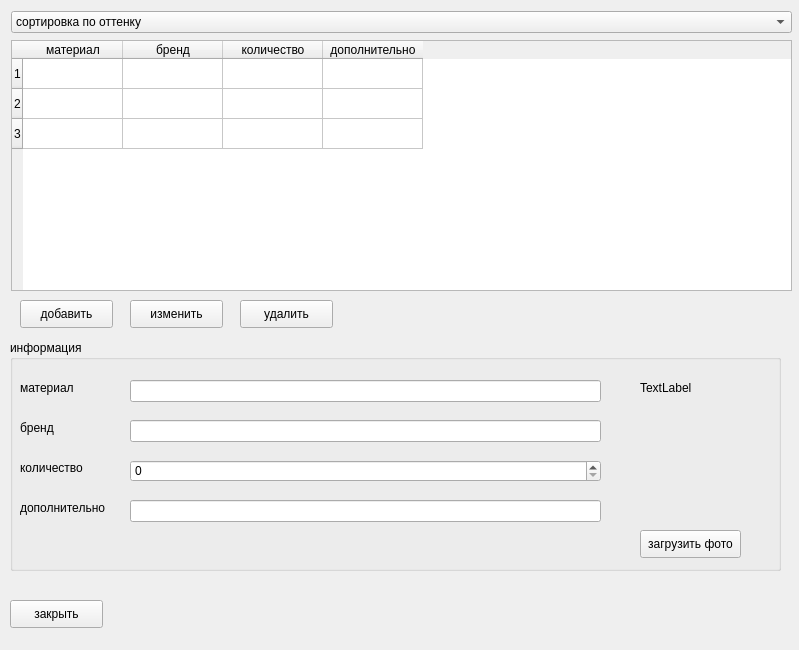
Before: the Qt Designer form ui_main.ui in viktoriaa27/practice2026, drawn with Qt 5.
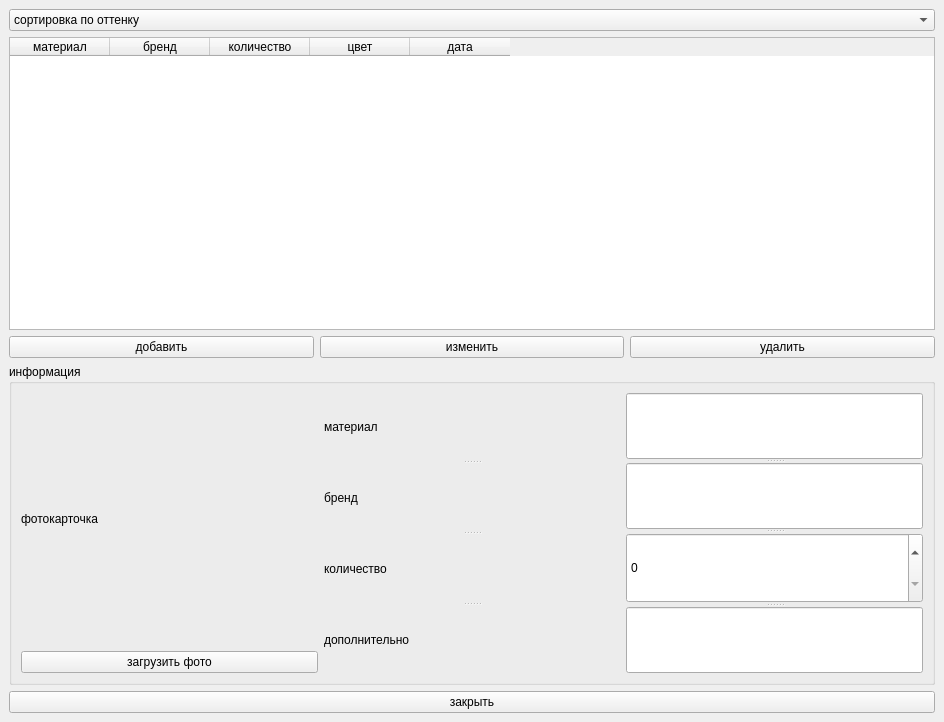
After: the same form once the commit is applied.

Commit message: добавлены изменения в дизайн

```diff
--- a/ui_main.ui
+++ b/ui_main.ui
@@ -6,280 +6,167 @@
    <rect>
     <x>0</x>
     <y>0</y>
-    <width>799</width>
-    <height>650</height>
+    <width>944</width>
+    <height>722</height>
    </rect>
   </property>
   <property name="windowTitle">
    <string>MainWindow</string>
   </property>
   <widget class="QWidget" name="centralwidget">
-   <widget class="QTableWidget" name="tableWidget">
-    <property name="geometry">
-     <rect>
-      <x>11</x>
-      <y>40</y>
-      <width>781</width>
-      <height>251</height>
-     </rect>
-    </property>
-    <property name="styleSheet">
-     <string notr="true"/>
-    </property>
-    <row>
-     <property name="text">
-      <string>1</string>
-     </property>
-    </row>
-    <row>
-     <property name="text">
-      <string>2</string>
-     </property>
-    </row>
-    <row>
-     <property name="text">
-      <string>3</string>
-     </property>
-    </row>
-    <column>
-     <property name="text">
-      <string>материал</string>
-     </property>
-    </column>
-    <column>
-     <property name="text">
-      <string>бренд</string>
-     </property>
-    </column>
-    <column>
-     <property name="text">
-      <string>количество</string>
-     </property>
-    </column>
-    <column>
-     <property name="text">
-      <string>дополнительно</string>
-     </property>
-    </column>
-    <item row="0" column="0">
-     <property name="text">
-      <string/>
-     </property>
+   <layout class="QVBoxLayout" name="verticalLayout_2">
+    <item>
+     <layout class="QVBoxLayout" name="verticalLayout">
+      <item>
+       <widget class="QComboBox" name="comboBox">
+        <item>
+         <property name="text">
+          <string>сортировка по оттенку</string>
+         </property>
+        </item>
+        <item>
+         <property name="text">
+          <string>сортировка по типу материала</string>
+         </property>
+        </item>
+       </widget>
+      </item>
+      <item>
+       <widget class="QTableWidget" name="tableWidget">
+        <property name="styleSheet">
+         <string notr="true"/>
+        </property>
+        <column>
+         <property name="text">
+          <string>материал</string>
+         </property>
+        </column>
+        <column>
+         <property name="text">
+          <string>бренд</string>
+         </property>
+        </column>
+        <column>
+         <property name="text">
+          <string>количество</string>
+         </property>
+        </column>
+        <column>
+         <property name="text">
+          <string>цвет</string>
+         </property>
+        </column>
+        <column>
+         <property name="text">
+          <string>дата</string>
+         </property>
+        </column>
+       </widget>
+      </item>
+     </layout>
     </item>
-   </widget>
-   <widget class="QComboBox" name="comboBox">
-    <property name="geometry">
-     <rect>
-      <x>11</x>
-      <y>11</y>
-      <width>781</width>
-      <height>22</height>
-     </rect>
-    </property>
     <item>
-     <property name="text">
-      <string>сортировка по оттенку</string>
-     </property>
+     <layout class="QHBoxLayout" name="horizontalLayout_2">
+      <item>
+       <widget class="QPushButton" name="pushButton">
+        <property name="text">
+         <string>добавить</string>
+        </property>
+       </widget>
+      </item>
+      <item>
+       <widget class="QPushButton" name="pushButton_5">
+        <property name="text">
+         <string>изменить</string>
+        </property>
+       </widget>
+      </item>
+      <item>
+       <widget class="QPushButton" name="pushButton_2">
+        <property name="text">
+         <string>удалить</string>
+        </property>
+       </widget>
+      </item>
+     </layout>
     </item>
     <item>
-     <property name="text">
-      <string>сортировка по типу материала</string>
-     </property>
+     <widget class="QGroupBox" name="groupBox">
+      <property name="title">
+       <string>информация</string>
+      </property>
+      <layout class="QHBoxLayout" name="horizontalLayout_3">
+       <item>
+        <layout class="QHBoxLayout" name="horizontalLayout">
+         <item>
+          <layout class="QVBoxLayout" name="verticalLayout_3">
+           <item>
+            <widget class="QLabel" name="label_5">
+             <property name="text">
+              <string>фотокарточка</string>
+             </property>
+            </widget>
+           </item>
+           <item>
+            <widget class="QPushButton" name="pushButton_3">
+             <property name="text">
+              <string>загрузить фото</string>
+             </property>
+            </widget>
+           </item>
+          </layout>
+         </item>
+         <item>
+          <widget class="QSplitter" name="splitter_2">
+           <property name="orientation">
+            <enum>Qt::Vertical</enum>
+           </property>
+           <widget class="QLabel" name="label">
+            <property name="text">
+             <string>материал</string>
+            </property>
+           </widget>
+           <widget class="QLabel" name="label_2">
+            <property name="text">
+             <string>бренд</string>
+            </property>
+           </widget>
+           <widget class="QLabel" name="label_3">
+            <property name="text">
+             <string>количество</string>
+            </property>
+           </widget>
+           <widget class="QLabel" name="label_4">
+            <property name="text">
+             <string>дополнительно</string>
+            </property>
+           </widget>
+          </widget>
+         </item>
+         <item>
+          <widget class="QSplitter" name="splitter">
+           <property name="orientation">
+            <enum>Qt::Vertical</enum>
+           </property>
+           <widget class="QLineEdit" name="lineEdit"/>
+           <widget class="QLineEdit" name="lineEdit_2"/>
+           <widget class="QSpinBox" name="spinBox"/>
+           <widget class="QLineEdit" name="lineEdit_3"/>
+          </widget>
+         </item>
+        </layout>
+       </item>
+      </layout>
+     </widget>
     </item>
-   </widget>
-   <widget class="QGroupBox" name="groupBox">
-    <property name="geometry">
-     <rect>
-      <x>10</x>
-      <y>340</y>
-      <width>771</width>
-      <height>231</height>
-     </rect>
-    </property>
-    <property name="title">
-     <string>информация</string>
-    </property>
-    <widget class="QLabel" name="label">
-     <property name="geometry">
-      <rect>
-       <x>10</x>
-       <y>40</y>
-       <width>55</width>
-       <height>16</height>
-      </rect>
-     </property>
-     <property name="text">
-      <string>материал</string>
-     </property>
-    </widget>
-    <widget class="QLabel" name="label_2">
-     <property name="geometry">
-      <rect>
-       <x>10</x>
-       <y>80</y>
-       <width>55</width>
-       <height>16</height>
-      </rect>
-     </property>
-     <property name="text">
-      <string>бренд</string>
-     </property>
-    </widget>
-    <widget class="QLabel" name="label_3">
-     <property name="geometry">
-      <rect>
-       <x>10</x>
-       <y>120</y>
-       <width>91</width>
-       <height>16</height>
-      </rect>
-     </property>
-     <property name="text">
-      <string>количество</string>
-     </property>
-    </widget>
-    <widget class="QLabel" name="label_4">
-     <property name="geometry">
-      <rect>
-       <x>10</x>
-       <y>160</y>
-       <width>101</width>
-       <height>16</height>
-      </rect>
-     </property>
-     <property name="text">
-      <string>дополнительно</string>
-     </property>
-    </widget>
-    <widget class="QLineEdit" name="lineEdit">
-     <property name="geometry">
-      <rect>
-       <x>120</x>
-       <y>40</y>
-       <width>471</width>
-       <height>22</height>
-      </rect>
-     </property>
-    </widget>
-    <widget class="QLineEdit" name="lineEdit_2">
-     <property name="geometry">
-      <rect>
-       <x>120</x>
-       <y>80</y>
-       <width>471</width>
-       <height>22</height>
-      </rect>
-     </property>
-    </widget>
-    <widget class="QLineEdit" name="lineEdit_3">
-     <property name="geometry">
-      <rect>
-       <x>120</x>
-       <y>160</y>
-       <width>471</width>
-       <height>22</height>
-      </rect>
-     </property>
-    </widget>
-    <widget class="QSpinBox" name="spinBox">
-     <property name="geometry">
-      <rect>
-       <x>120</x>
-       <y>120</y>
-       <width>471</width>
-       <height>22</height>
-      </rect>
-     </property>
-    </widget>
-    <widget class="QWidget" name="widget" native="true">
-     <property name="geometry">
-      <rect>
-       <x>620</x>
-       <y>70</y>
-       <width>121</width>
-       <height>111</height>
-      </rect>
-     </property>
-    </widget>
-    <widget class="QLabel" name="label_5">
-     <property name="geometry">
-      <rect>
-       <x>630</x>
-       <y>40</y>
-       <width>55</width>
-       <height>16</height>
-      </rect>
-     </property>
-     <property name="text">
-      <string>TextLabel</string>
-     </property>
-    </widget>
-    <widget class="QPushButton" name="pushButton_3">
-     <property name="geometry">
-      <rect>
-       <x>630</x>
-       <y>190</y>
-       <width>101</width>
-       <height>28</height>
-      </rect>
-     </property>
-     <property name="text">
-      <string>загрузить фото</string>
-     </property>
-    </widget>
-   </widget>
-   <widget class="QPushButton" name="pushButton">
-    <property name="geometry">
-     <rect>
-      <x>20</x>
-      <y>300</y>
-      <width>93</width>
-      <height>28</height>
-     </rect>
-    </property>
-    <property name="text">
-     <string>добавить</string>
-    </property>
-   </widget>
-   <widget class="QPushButton" name="pushButton_2">
-    <property name="geometry">
-     <rect>
-      <x>240</x>
-      <y>300</y>
-      <width>93</width>
-      <height>28</height>
-     </rect>
-    </property>
-    <property name="text">
-     <string>удалить</string>
-    </property>
-   </widget>
-   <widget class="QPushButton" name="pushButton_4">
-    <property name="geometry">
-     <rect>
-      <x>10</x>
-      <y>600</y>
-      <width>93</width>
-      <height>28</height>
-     </rect>
-    </property>
-    <property name="text">
-     <string>закрыть</string>
-    </property>
-   </widget>
-   <widget class="QPushButton" name="pushButton_5">
-    <property name="geometry">
-     <rect>
-      <x>130</x>
-      <y>300</y>
-      <width>93</width>
-      <height>28</height>
-     </rect>
-    </property>
-    <property name="text">
-     <string>изменить</string>
-    </property>
-   </widget>
+    <item>
+     <widget class="QPushButton" name="pushButton_4">
+      <property name="text">
+       <string>закрыть</string>
+      </property>
+     </widget>
+    </item>
+   </layout>
   </widget>
  </widget>
  <resources/>
```
The commit also changes 1 other file.
